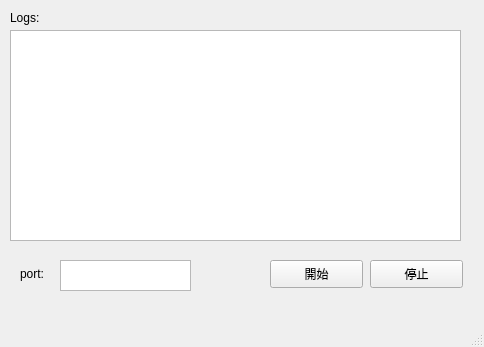
wei-coding/NCHU-Game-Streaming, file libjpeg_turbo/serverui.ui: the form before one commit.
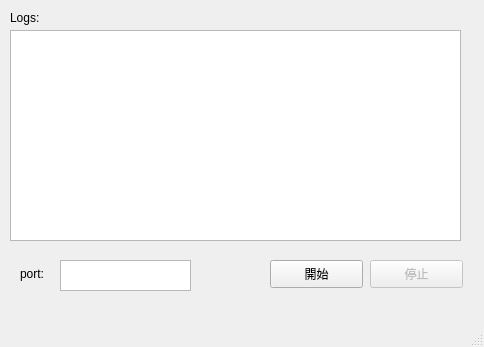
The form after the commit.

Commit message: gui初步可以動了

The edit to the form file:
```diff
--- a/libjpeg_turbo/serverui.ui
+++ b/libjpeg_turbo/serverui.ui
@@ -77,6 +77,9 @@
     </property>
    </widget>
    <widget class="QPushButton" name="Stop_Button">
+    <property name="enabled">
+     <bool>false</bool>
+    </property>
     <property name="geometry">
      <rect>
       <x>370</x>
```
The commit also changes 2 other files.
